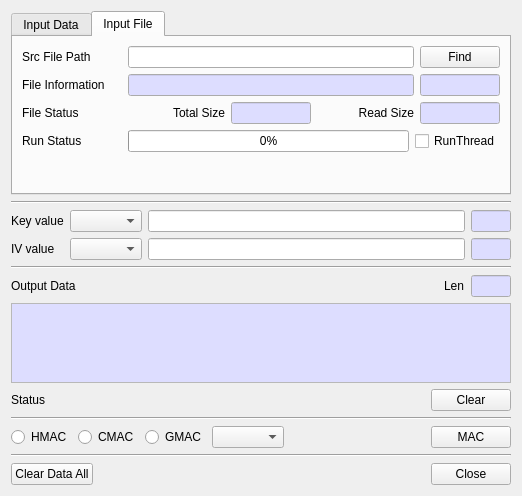
This is BerEditor/gen_mac_dlg.ui in jykim74/BerEditor as Qt 5 draws it before an edit. The edited form follows.
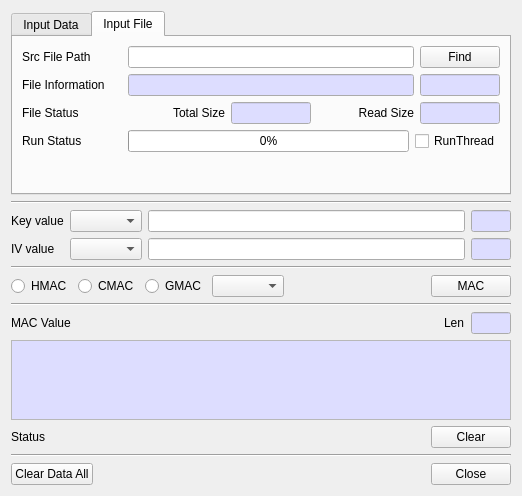
This is the edited form.

Patch:
```diff
--- a/BerEditor/gen_mac_dlg.ui
+++ b/BerEditor/gen_mac_dlg.ui
@@ -716,6 +716,64 @@
      </property>
     </widget>
    </item>
+   <item>
+    <layout class="QGridLayout" name="gridLayout_12">
+     <property name="topMargin">
+      <number>0</number>
+     </property>
+     <item row="0" column="2">
+      <widget class="QRadioButton" name="mGMACRadio">
+       <property name="text">
+        <string>GMAC</string>
+       </property>
+      </widget>
+     </item>
+     <item row="0" column="0">
+      <widget class="QRadioButton" name="mHMACRadio">
+       <property name="text">
+        <string>HMAC</string>
+       </property>
+      </widget>
+     </item>
+     <item row="0" column="1">
+      <widget class="QRadioButton" name="mCMACRadio">
+       <property name="text">
+        <string>CMAC</string>
+       </property>
+      </widget>
+     </item>
+     <item row="0" column="5">
+      <widget class="QPushButton" name="mMACBtn">
+       <property name="text">
+        <string>MAC</string>
+       </property>
+      </widget>
+     </item>
+     <item row="0" column="3">
+      <widget class="QComboBox" name="mAlgTypeCombo"/>
+     </item>
+     <item row="0" column="4">
+      <spacer name="horizontalSpacer_2">
+       <property name="orientation">
+        <enum>Qt::Horizontal</enum>
+       </property>
+       <property name="sizeHint" stdset="0">
+        <size>
+         <width>40</width>
+         <height>20</height>
+        </size>
+       </property>
+      </spacer>
+     </item>
+    </layout>
+   </item>
+   <item>
+    <widget class="Line" name="line">
+     <property name="orientation">
+      <enum>Qt::Horizontal</enum>
+     </property>
+    </widget>
+   </item>
    <item>
     <layout class="QGridLayout" name="gridLayout_4">
      <property name="topMargin">
@@ -731,7 +789,7 @@
      <item row="0" column="0">
       <widget class="QLabel" name="label_3">
        <property name="text">
-        <string>Output Data</string>
+        <string>MAC Value</string>
        </property>
       </widget>
      </item>
@@ -890,64 +948,6 @@
      </item>
     </layout>
    </item>
-   <item>
-    <widget class="Line" name="line">
-     <property name="orientation">
-      <enum>Qt::Horizontal</enum>
-     </property>
-    </widget>
-   </item>
-   <item>
-    <layout class="QGridLayout" name="gridLayout_3">
-     <property name="topMargin">
-      <number>0</number>
-     </property>
-     <item row="0" column="2">
-      <widget class="QRadioButton" name="mGMACRadio">
-       <property name="text">
-        <string>GMAC</string>
-       </property>
-      </widget>
-     </item>
-     <item row="0" column="1">
-      <widget class="QRadioButton" name="mCMACRadio">
-       <property name="text">
-        <string>CMAC</string>
-       </property>
-      </widget>
-     </item>
-     <item row="0" column="5">
-      <widget class="QPushButton" name="mMACBtn">
-       <property name="text">
-        <string>MAC</string>
-       </property>
-      </widget>
-     </item>
-     <item row="0" column="0">
-      <widget class="QRadioButton" name="mHMACRadio">
-       <property name="text">
-        <string>HMAC</string>
-       </property>
-      </widget>
-     </item>
-     <item row="0" column="4">
-      <spacer name="horizontalSpacer_2">
-       <property name="orientation">
-        <enum>Qt::Horizontal</enum>
-       </property>
-       <property name="sizeHint" stdset="0">
-        <size>
-         <width>40</width>
-         <height>20</height>
-        </size>
-       </property>
-      </spacer>
-     </item>
-     <item row="0" column="3">
-      <widget class="QComboBox" name="mAlgTypeCombo"/>
-     </item>
-    </layout>
-   </item>
    <item>
     <widget class="Line" name="line_4">
      <property name="orientation">
```
Left out of the diff: 5 changed lines with no effect on the pictures.
